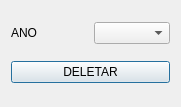
Paulo1402/Relatorio-de-Notas, file ui/YearDialog.ui: the form before one commit.
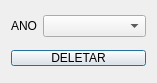
The form after the commit. Icons and pictures are not drawn.

What changed in the file:
```diff
--- a/ui/YearDialog.ui
+++ b/ui/YearDialog.ui
@@ -6,8 +6,8 @@
    <rect>
     <x>0</x>
     <y>0</y>
-    <width>181</width>
-    <height>107</height>
+    <width>157</width>
+    <height>83</height>
    </rect>
   </property>
   <property name="windowTitle">
@@ -19,6 +19,12 @@
   <layout class="QGridLayout" name="gridLayout">
    <item row="0" column="2">
     <widget class="QLabel" name="label">
+     <property name="sizePolicy">
+      <sizepolicy hsizetype="Fixed" vsizetype="Preferred">
+       <horstretch>0</horstretch>
+       <verstretch>0</verstretch>
+      </sizepolicy>
+     </property>
      <property name="text">
       <string>ANO</string>
      </property>
@@ -32,6 +38,12 @@
    </item>
    <item row="1" column="2" colspan="2">
     <widget class="QPushButton" name="bt_delete">
+     <property name="cursor">
+      <cursorShape>PointingHandCursor</cursorShape>
+     </property>
+     <property name="styleSheet">
+      <string notr="true">margin-top: 3px</string>
+     </property>
      <property name="text">
       <string>DELETAR</string>
      </property>
```
